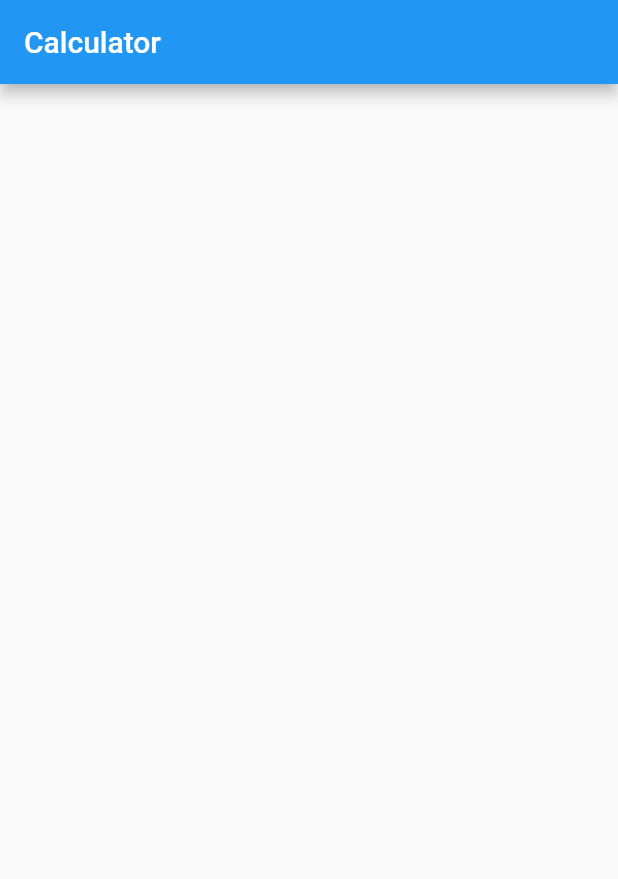
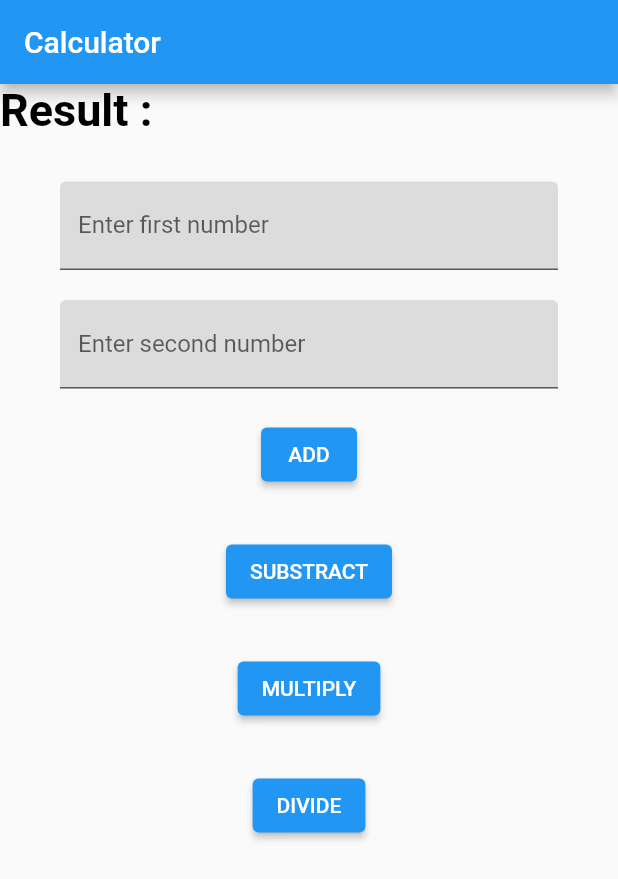
Before and after one commit to ahmadnaufal684/flutter-ahmad-naufal-fundamental, a Flutter app: the screen it shows after launch, on a phone screen of 412 x 824 dp. Shown: the top 879 px of the screen. Run offline on Flutter 3.47's test engine with Material 2 defaults, Android fonts, the phone set to English and light mode, and no system bars.

Commit message:
mini projek 2

```diff
--- a/lib/main.dart
+++ b/lib/main.dart
@@ -12,14 +12,74 @@ class MyApp extends StatefulWidget {
 }
 
 class _MyAppState extends State<MyApp> {
+  TextEditingController controller1 = TextEditingController();
+  TextEditingController controller2 = TextEditingController();
+
   @override
   Widget build(BuildContext context) {
     return MaterialApp(
-      home: Scaffold(
-          appBar: AppBar(
+        home: Scaffold(
+      appBar: AppBar(
         backgroundColor: Colors.blue,
         title: Text('Calculator'),
-      )),
-    );
+      ),
+      body: Column(
+        children: [
+          Align(
+              alignment: Alignment.centerLeft,
+              child: Text('Result : ',
+                  style: TextStyle(
+                      fontSize: 30,
+                      fontWeight: FontWeight.bold,
+                      color: Colors.black))),
+          SizedBox(
+            height: 30,
+          ),
+          Padding(
+              padding: EdgeInsets.fromLTRB(40, 0, 40, 0),
+              child: TextField(
+                controller: controller1,
+                decoration: InputDecoration(
+                    labelText: 'Enter first number',
+                    filled: true,
+                    fillColor: Colors.black12),
+              )),
+          SizedBox(
+            height: 20,
+          ),
+          Padding(
+              padding: EdgeInsets.fromLTRB(40, 0, 40, 0),
+              child: TextField(
+                controller: controller2,
+                decoration: InputDecoration(
+                    labelText: 'Enter second number',
+                    filled: true,
+                    fillColor: Colors.black12),
+              )),
+          SizedBox(
+            height: 20,
+          ),
+          Align(
+              alignment: Alignment.center,
+              child: Column(
+                children: [
+                  ElevatedButton(onPressed: () {}, child: Text('ADD')),
+                  SizedBox(
+                    height: 30,
+                  ),
+                  ElevatedButton(onPressed: () {}, child: Text('SUBSTRACT')),
+                  SizedBox(
+                    height: 30,
+                  ),
+                  ElevatedButton(onPressed: () {}, child: Text('MULTIPLY')),
+                  SizedBox(
+                    height: 30,
+                  ),
+                  ElevatedButton(onPressed: () {}, child: Text('DIVIDE'))
+                ],
+              ))
+        ],
+      ),
+    ));
   }
 }
```
